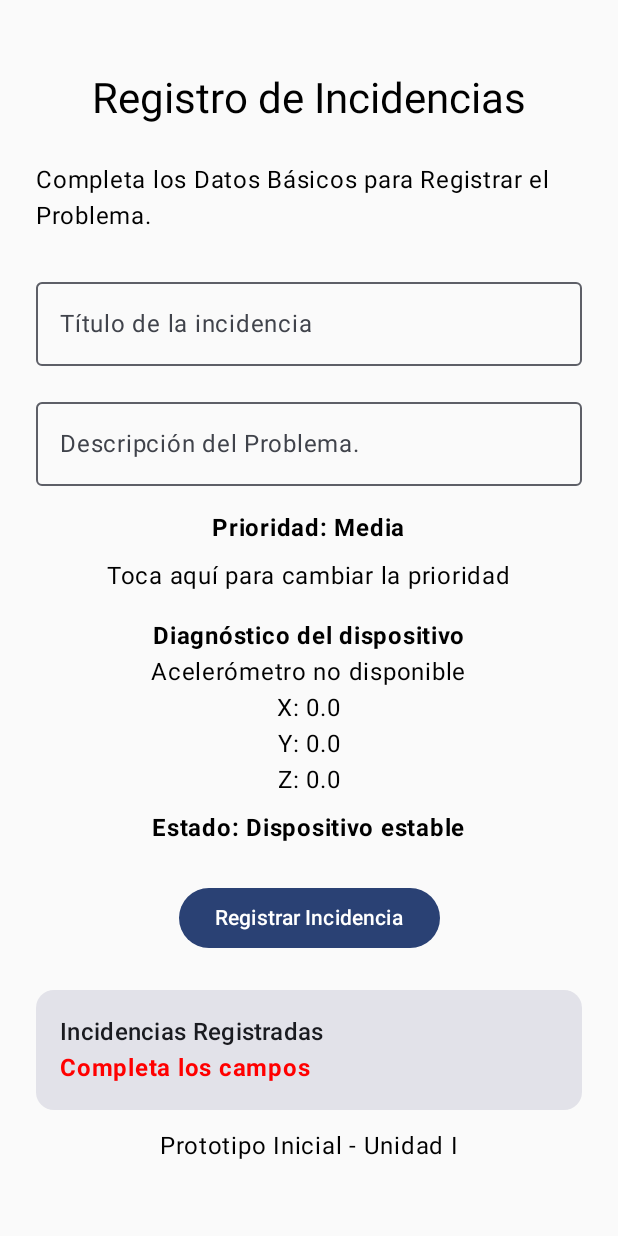
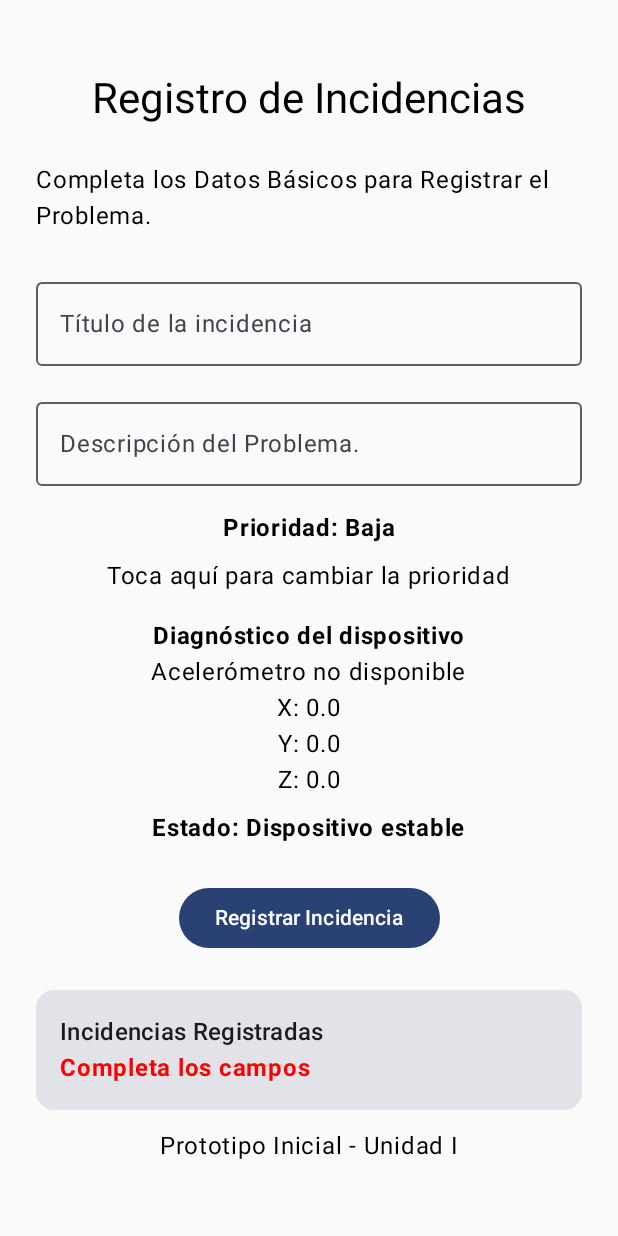
Before and after one commit to DiegoRamirez31/RegistroIncidencias, an Android app built with Jetpack Compose: the screen it shows after launch (MainActivity), after a tap on "Registrar Incidencia", on a phone screen of 412 x 824 dp. Run offline under Robolectric (Android 15) with nearby library versions, the phone set to English and light mode, and no system bars.

Commit message:
Agrega ViewModel para estado de RegistroIncidencias

```diff
--- /dev/null
+++ b/app/src/main/java/sv/edu/utec/etps1/registroincidencias/IncidenciaViewModel.kt
@@ -0,0 +1,27 @@
+package sv.edu.utec.etps1.registroincidencias
+
+import androidx.compose.runtime.getValue
+import androidx.compose.runtime.mutableStateOf
+import androidx.compose.runtime.setValue
+import androidx.lifecycle.ViewModel
+
+class IncidenciaViewModel : ViewModel() {
+
+    var titulo by mutableStateOf("")
+        private set
+
+    var prioridad by mutableStateOf("Baja")
+        private set
+
+    fun actualizarTitulo(valor: String) {
+        titulo = valor
+    }
+
+    fun cambiarPrioridad() {
+        prioridad = when (prioridad) {
+            "Baja" -> "Media"
+            "Media" -> "Alta"
+            else -> "Baja"
+        }
+    }
+}
--- a/app/src/main/java/sv/edu/utec/etps1/registroincidencias/MainActivity.kt
+++ b/app/src/main/java/sv/edu/utec/etps1/registroincidencias/MainActivity.kt
@@ -1,9 +1,15 @@
 package sv.edu.utec.etps1.registroincidencias
 
-
+import android.content.Context
+import android.hardware.Sensor
+import android.hardware.SensorEvent
+import android.hardware.SensorEventListener
+import android.hardware.SensorManager
 import android.os.Bundle
+import android.util.Log
 import androidx.activity.ComponentActivity
 import androidx.activity.compose.setContent
+import androidx.compose.foundation.clickable
 import androidx.compose.foundation.layout.Arrangement
 import androidx.compose.foundation.layout.Column
 import androidx.compose.foundation.layout.Spacer
@@ -11,48 +17,51 @@ import androidx.compose.foundation.layout.fillMaxSize
 import androidx.compose.foundation.layout.fillMaxWidth
 import androidx.compose.foundation.layout.height
 import androidx.compose.foundation.layout.padding
+import androidx.compose.foundation.text.KeyboardOptions
 import androidx.compose.material3.Button
 import androidx.compose.material3.Card
 import androidx.compose.material3.MaterialTheme
 import androidx.compose.material3.OutlinedTextField
 import androidx.compose.material3.Text
 import androidx.compose.runtime.Composable
+import androidx.compose.runtime.DisposableEffect
+import androidx.compose.runtime.getValue
 import androidx.compose.runtime.mutableStateOf
+import androidx.compose.runtime.remember
+import androidx.compose.runtime.setValue
 import androidx.compose.ui.Alignment
 import androidx.compose.ui.Modifier
+import androidx.compose.ui.graphics.Color
+import androidx.compose.ui.platform.LocalContext
+import androidx.compose.ui.text.font.FontWeight
+import androidx.compose.ui.text.input.ImeAction
+import androidx.compose.ui.text.input.KeyboardCapitalization
 import androidx.compose.ui.tooling.preview.Preview
 import androidx.compose.ui.unit.dp
+import androidx.lifecycle.ViewModelProvider
 import sv.edu.utec.etps1.registroincidencias.ui.theme.RegistroIncidenciasTheme
-import androidx.compose.runtime.getValue
-import androidx.compose.runtime.remember
-import androidx.compose.runtime.setValue
-import androidx.compose.ui.graphics.Color
-import androidx.compose.ui.text.font.FontWeight
-import androidx.compose.foundation.text.KeyboardOptions
-import androidx.compose.ui.text.input.ImeAction
-import androidx.compose.ui.text.input.KeyboardCapitalization
-import androidx.compose.foundation.clickable
-import android.hardware.Sensor
-import android.hardware.SensorEvent
-import android.hardware.SensorEventListener
-import android.hardware.SensorManager
-import androidx.compose.ui.platform.LocalContext
-import android.content.Context
-import androidx.compose.runtime.DisposableEffect
 import kotlin.math.sqrt
-import android.util.Log
-import androidx.compose.runtime.saveable.rememberSaveable
+import androidx.compose.foundation.rememberScrollState
+import androidx.compose.foundation.verticalScroll
+
 
 class MainActivity : ComponentActivity() {
+
     private val tag = "REGISTRO_LIFECYCLE"
 
     override fun onCreate(savedInstanceState: Bundle?) {
         super.onCreate(savedInstanceState)
+
         Log.d(tag, "onCreate")
+
+        val incidenciaViewModel =
+            ViewModelProvider(this)[IncidenciaViewModel::class.java]
 
         setContent {
             RegistroIncidenciasTheme {
-                RegistroIncidenciasApp()
+                RegistroIncidenciasApp(
+                    vm = incidenciaViewModel
+                )
             }
         }
     }
@@ -83,8 +92,12 @@ class MainActivity : ComponentActivity() {
     }
 }
 
+
 @Composable
-fun RegistroIncidenciasApp() {
+fun RegistroIncidenciasApp(
+    vm: IncidenciaViewModel
+) {
+
     val context = LocalContext.current
 
     val sensorManager = remember {
@@ -99,12 +112,21 @@ fun RegistroIncidenciasApp() {
     var ejeY by remember { mutableStateOf(0f) }
     var ejeZ by remember { mutableStateOf(0f) }
 
-    var estadoMovimiento by remember { mutableStateOf("Dispositivo estable") }
-    var ultimoMovimiento by remember { mutableStateOf(0L) }
+    var estadoMovimiento by remember {
+        mutableStateOf("Dispositivo estable")
+    }
+
+    var ultimoMovimiento by remember {
+        mutableStateOf(0L)
+    }
+
 
     DisposableEffect(accelerometer) {
-        var listener = object : SensorEventListener{
+
+        val listener = object : SensorEventListener {
+
             override fun onSensorChanged(event: SensorEvent) {
+
                 ejeX = event.values[0]
                 ejeY = event.values[1]
                 ejeZ = event.values[2]
@@ -116,137 +138,151 @@ fun RegistroIncidenciasApp() {
                 val ahora = System.currentTimeMillis()
 
                 if (magnitud > 12f) {
+
                     ultimoMovimiento = ahora
                     estadoMovimiento = "Movimiento detectado"
+
                 } else if (ahora - ultimoMovimiento > 1500) {
+
                     estadoMovimiento = "Dispositivo estable"
                 }
             }
 
-            override fun onAccuracyChanged(sensor: Sensor?, accuracy: Int) {
-
+            override fun onAccuracyChanged(
+                sensor: Sensor?,
+                accuracy: Int
+            ) {
             }
         }
 
         if (accelerometer != null) {
+
             sensorManager.registerListener(
                 listener,
                 accelerometer,
                 SensorManager.SENSOR_DELAY_NORMAL
             )
         }
+
         onDispose {
             sensorManager.unregisterListener(listener)
         }
     }
 
-    // Se utiliza para reemplazar el texto mostrado por el nuevo
-    // Digitado por el usuario
-    /*var titulo by remember {
-        mutableStateOf("")
-    }*/
-    var titulo by rememberSaveable {
-        mutableStateOf("")
-    }
 
-    var descripcion by remember{
+    var descripcion by remember {
         mutableStateOf("")
     }
 
     var mensaje by remember {
-        mutableStateOf(  "Aun no hay reporte Creado")
+        mutableStateOf("Aun no hay reporte Creado")
     }
 
     var esError by remember {
         mutableStateOf(false)
     }
 
-    var prioridad by remember {
-        mutableStateOf("Media")
-    }
 
     Column(
         modifier = Modifier
             .fillMaxSize()
+            .verticalScroll(rememberScrollState())
             .padding(24.dp),
+
         verticalArrangement = Arrangement.Center,
         horizontalAlignment = Alignment.CenterHorizontally
     ) {
+
         Text(
             text = "Registro de Incidencias",
             style = MaterialTheme.typography.headlineMedium
         )
 
-        Spacer(modifier = Modifier.height(24.dp))
+        Spacer(
+            modifier = Modifier.height(24.dp)
+        )
 
         Text(
             text = "Completa los Datos Básicos para Registrar el Problema."
         )
 
-        Spacer(modifier = Modifier.height(24.dp))
+        Spacer(
+            modifier = Modifier.height(24.dp)
+        )
+
 
         OutlinedTextField(
-            value = titulo,
+            value = vm.titulo,
+
             onValueChange = { nuevoTexto ->
-                titulo = nuevoTexto
+                vm.actualizarTitulo(nuevoTexto)
             },
+
             label = {
                 Text(
                     text = "Título de la incidencia"
                 )
             },
+
             keyboardOptions = KeyboardOptions(
                 capitalization = KeyboardCapitalization.Sentences,
                 imeAction = ImeAction.Next
             ),
+
             modifier = Modifier.fillMaxWidth()
         )
 
-        Spacer(modifier = Modifier.height(16.dp))
+
+        Spacer(
+            modifier = Modifier.height(16.dp)
+        )
+
 
         OutlinedTextField(
             value = descripcion,
+
             onValueChange = { nuevoTexto ->
                 descripcion = nuevoTexto
             },
+
             label = {
                 Text(
                     text = "Descripción del Problema."
                 )
             },
+
             modifier = Modifier.fillMaxWidth()
         )
 
-        Spacer(modifier = Modifier.height(16.dp))
+
+        Spacer(
+            modifier = Modifier.height(16.dp)
+        )
+
 
         Text(
-            text = "Prioridad: $prioridad",
+            text = "Prioridad: ${vm.prioridad}",
             fontWeight = FontWeight.Bold
         )
 
+
         Text(
             text = "Toca aquí para cambiar la prioridad",
+
             modifier = Modifier
                 .padding(top = 8.dp)
                 .clickable {
-                    prioridad = when (prioridad) {
-                        "Baja" -> "Media"
-                        "Media" -> "Alta"
-                        else -> "Baja"
-                    }
+                    vm.cambiarPrioridad()
                 }
         )
+
 
         Text(
             text = "Diagnóstico del dispositivo",
             fontWeight = FontWeight.Bold,
             modifier = Modifier.padding(top = 16.dp)
         )
-        /*Text(
-            text = "Sensor de movimiento",
-            fontWeight = FontWeight.Bold,
-            modifier = Modifier.padding(top = 16.dp)
-        )*/
+
 
         Text(
             text = if (accelerometer != null) {
@@ -256,9 +292,18 @@ fun RegistroIncidenciasApp() {
             }
         )
 
-        Text(text = "X: $ejeX")
-        Text(text = "Y: $ejeY")
-        Text(text = "Z: $ejeZ")
+
+        Text(
+            text = "X: $ejeX"
+        )
+
+        Text(
+            text = "Y: $ejeY"
+        )
+
+        Text(
+            text = "Z: $ejeZ"
+        )
 
 
         Text(
@@ -267,32 +312,52 @@ fun RegistroIncidenciasApp() {
             modifier = Modifier.padding(top = 8.dp)
         )
 
+
         Spacer(
             modifier = Modifier.height(24.dp)
         )
 
+
         Button(
             onClick = {
-                if( titulo.isBlank() || descripcion.isBlank() ){
+
+                if (
+                    vm.titulo.isBlank() ||
+                    descripcion.isBlank()
+                ) {
+
                     mensaje = "Completa los campos"
                     esError = true
-                }else{
-                    mensaje = "Reporte Preparado: $titulo - Prioridad: $prioridad"
+
+                } else {
+
+                    mensaje =
+                        "Reporte Preparado: ${vm.titulo} - Prioridad: ${vm.prioridad}"
+
                     esError = false
                 }
             }
         ) {
+
             Text(
                 text = "Registrar Incidencia"
             )
         }
 
+
         Spacer(
             modifier = Modifier.height(24.dp)
         )
 
-        Card(modifier = Modifier.fillMaxWidth()) {
-            Column(modifier = Modifier.padding(16.dp)) {
+
+        Card(
+            modifier = Modifier.fillMaxWidth()
+        ) {
+
+            Column(
+                modifier = Modifier.padding(16.dp)
+            ) {
+
                 Text(
                     text = "Incidencias Registradas",
                     style = MaterialTheme.typography.titleMedium
@@ -300,13 +365,27 @@ fun RegistroIncidenciasApp() {
 
                 Text(
                     text = mensaje,
-                    color = if(esError) Color.Red else Color.Unspecified,
-                    fontWeight = if ( esError ) FontWeight.Bold else FontWeight.Normal
+
+                    color = if (esError) {
+                        Color.Red
+                    } else {
+                        Color.Unspecified
+                    },
+
+                    fontWeight = if (esError) {
+                        FontWeight.Bold
+                    } else {
+                        FontWeight.Normal
+                    }
                 )
             }
         }
 
-        Spacer(modifier = Modifier.height(12.dp))
+
+        Spacer(
+            modifier = Modifier.height(12.dp)
+        )
+
 
         Text(
             text = "Prototipo Inicial - Unidad I"
@@ -314,10 +393,15 @@ fun RegistroIncidenciasApp() {
     }
 }
 
+
 @Preview(showBackground = true)
 @Composable
 fun RegistroIncidenciasPreview() {
+
     RegistroIncidenciasTheme {
-        RegistroIncidenciasApp()
+
+        RegistroIncidenciasApp(
+            vm = IncidenciaViewModel()
+        )
     }
 }
```
